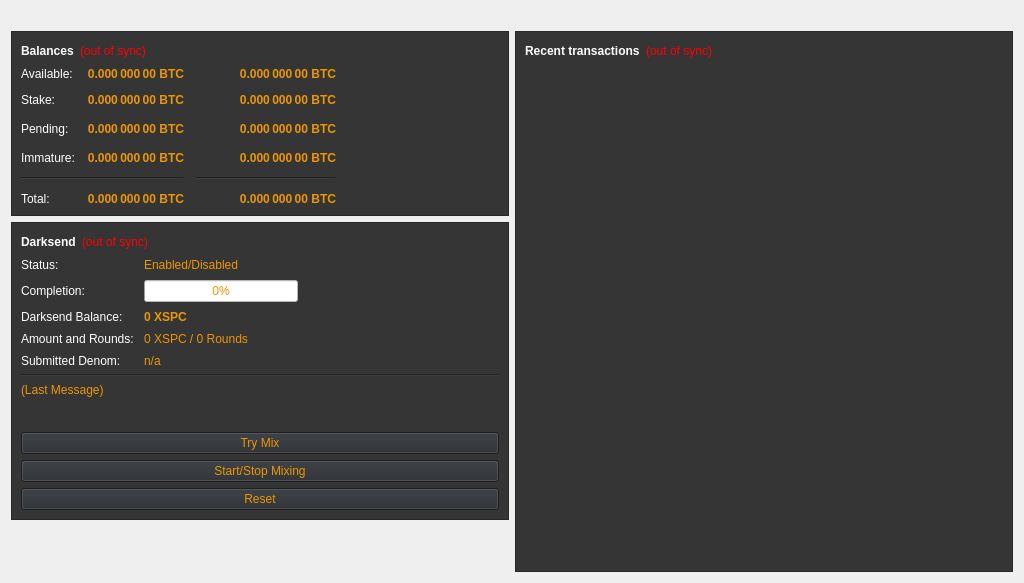
The window that src/qt/forms/overviewpage.ui (SpectreSecurityCoin/SpectreSecurityCoin) describes before a commit, drawn with Qt 5.
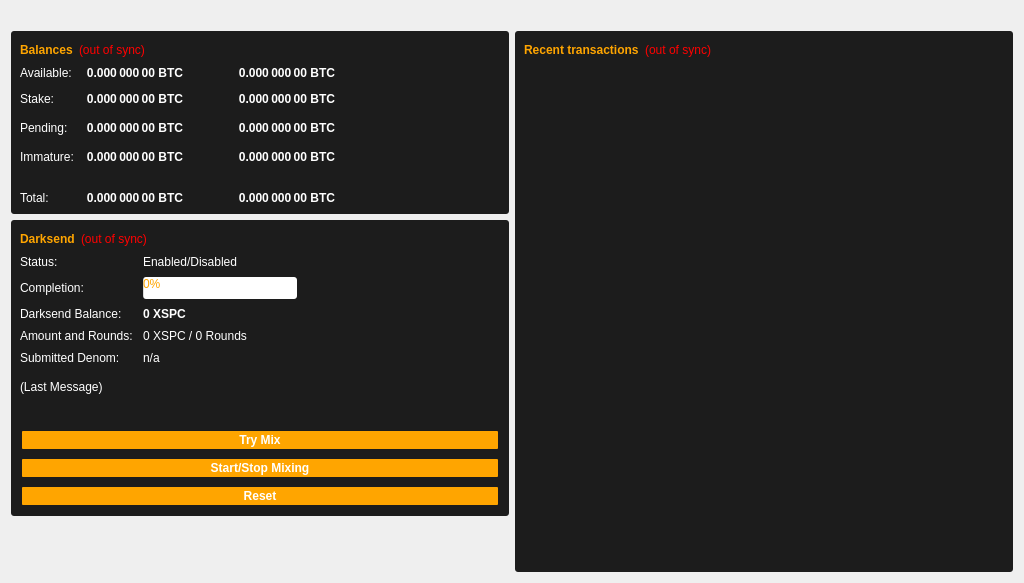
The same window after the commit.

```diff
--- a/src/qt/forms/overviewpage.ui
+++ b/src/qt/forms/overviewpage.ui
@@ -46,8 +46,9 @@
        <item>
         <widget class="QFrame" name="frame">
          <property name="styleSheet">
-          <string notr="true">color: rgb(236, 150, 0);
-background-color: rgb(53, 53, 53);</string>
+          <string notr="true">background-color:rgb(28, 28, 28);
+color: rgb(255, 255, 255);
+border-radius:3px;</string>
          </property>
          <property name="frameShape">
           <enum>QFrame::StyledPanel</enum>
@@ -67,7 +68,9 @@
                </font>
               </property>
               <property name="styleSheet">
-               <string notr="true">color: rgb(255, 255, 255);</string>
+               <string notr="true">color:rgb(255, 165, 0);
+font: 75 11pt &quot;Ubuntu&quot;;
+font-weight:bold;</string>
               </property>
               <property name="text">
                <string>Balances</string>
@@ -83,7 +86,7 @@
                <string>The displayed information may be out of date. Your wallet automatically synchronizes with the SpectreSecurityCoin network after a connection is established, but this process has not completed yet.</string>
               </property>
               <property name="styleSheet">
-               <string notr="true">QLabel { color: red; }</string>
+               <string notr="true">QLabel { color: red; border:none; }</string>
               </property>
               <property name="text">
                <string notr="true">(out of sync)</string>
@@ -171,6 +174,9 @@
               <property name="toolTip">
                <string>Current total balance in watch-only addresses</string>
               </property>
+              <property name="styleSheet">
+               <string notr="true">border:none;</string>
+              </property>
               <property name="text">
                <string notr="true">0.000 000 00 BTC</string>
               </property>
@@ -185,7 +191,7 @@
             <item row="0" column="0">
              <widget class="QLabel" name="labelBalanceText">
               <property name="styleSheet">
-               <string notr="true">color: rgb(255, 255, 255);</string>
+               <string notr="true"/>
               </property>
               <property name="text">
                <string>Available:</string>
@@ -206,6 +212,9 @@
               <property name="toolTip">
                <string>Total of coins that was staked in watch-only addresses, and do not yet count toward the current watch-only balance</string>
               </property>
+              <property name="styleSheet">
+               <string notr="true">border:none;</string>
+              </property>
               <property name="text">
                <string notr="true">0.000 000 00 BTC</string>
               </property>
@@ -220,7 +229,7 @@
             <item row="3" column="0">
              <widget class="QLabel" name="labelImmatureText">
               <property name="styleSheet">
-               <string notr="true">color: rgb(255, 255, 255);</string>
+               <string notr="true"/>
               </property>
               <property name="text">
                <string>Immature:</string>
@@ -229,6 +238,9 @@
             </item>
             <item row="2" column="0">
              <widget class="QLabel" name="labelPendingText">
+              <property name="styleSheet">
+               <string notr="true">border:none;</string>
+              </property>
               <property name="text">
                <string>Pending:</string>
               </property>
@@ -273,6 +285,9 @@
               <property name="toolTip">
                <string>Unconfirmed transactions to watch-only addresses</string>
               </property>
+              <property name="styleSheet">
+               <string notr="true">border:none;</string>
+              </property>
               <property name="text">
                <string notr="true">0.000 000 00 BTC</string>
               </property>
@@ -298,6 +313,9 @@
               <property name="toolTip">
                <string>Your current spendable balance</string>
               </property>
+              <property name="styleSheet">
+               <string notr="true">border:none;</string>
+              </property>
               <property name="text">
                <string notr="true">0.000 000 00 BTC</string>
               </property>
@@ -357,7 +375,7 @@
             <item row="1" column="0">
              <widget class="QLabel" name="label_10">
               <property name="styleSheet">
-               <string notr="true">color: rgb(255, 255, 255);</string>
+               <string notr="true"/>
               </property>
               <property name="text">
                <string>Stake:</string>
@@ -367,7 +385,7 @@
             <item row="2" column="0">
              <widget class="QLabel" name="labelPendingText">
               <property name="styleSheet">
-               <string notr="true">color: rgb(255, 255, 255);</string>
+               <string notr="true"/>
               </property>
               <property name="text">
                <string>Pending:</string>
@@ -388,6 +406,9 @@
               <property name="toolTip">
                <string>Mined balance in watch-only addresses that has not yet matured</string>
               </property>
+              <property name="styleSheet">
+               <string notr="true">border:none;</string>
+              </property>
               <property name="text">
                <string notr="true">0.000 000 00 BTC</string>
               </property>
@@ -402,7 +423,7 @@
             <item row="5" column="0">
              <widget class="QLabel" name="labelTotalText">
               <property name="styleSheet">
-               <string notr="true">color: rgb(255, 255, 255);</string>
+               <string notr="true"/>
               </property>
               <property name="text">
                <string>Total:</string>
@@ -448,6 +469,9 @@
               <property name="toolTip">
                <string>Your current balance in watch-only addresses</string>
               </property>
+              <property name="styleSheet">
+               <string notr="true">border:none;</string>
+              </property>
               <property name="text">
                <string notr="true">0.000 000 00 BTC</string>
               </property>
@@ -482,8 +506,9 @@
           <enum>Qt::LeftToRight</enum>
          </property>
          <property name="styleSheet">
-          <string notr="true">color: rgb(236, 150, 0);
-background-color: rgb(53, 53, 53);</string>
+          <string notr="true">background-color:rgb(28, 28, 28);
+color: rgb(255, 255, 255);
+border-radius:3px;</string>
          </property>
          <property name="frameShape">
           <enum>QFrame::StyledPanel</enum>
@@ -503,7 +528,9 @@
                </font>
               </property>
               <property name="styleSheet">
-               <string notr="true">color: rgb(255, 255, 255);</string>
+               <string notr="true">color:rgb(255, 165, 0);
+font: 75 11pt &quot;Ubuntu&quot;;
+font-weight:bold;</string>
               </property>
               <property name="text">
                <string>Darksend</string>
@@ -555,7 +582,7 @@
             <item row="0" column="0">
              <widget class="QLabel" name="label_6">
               <property name="styleSheet">
-               <string notr="true">color: rgb(255, 255, 255);</string>
+               <string notr="true"/>
               </property>
               <property name="text">
                <string>Status:</string>
@@ -565,7 +592,7 @@
             <item row="1" column="0">
              <widget class="QLabel" name="label_7">
               <property name="styleSheet">
-               <string notr="true">color: rgb(255, 255, 255);</string>
+               <string notr="true"/>
               </property>
               <property name="text">
                <string>Completion:</string>
@@ -581,7 +608,9 @@
                </size>
               </property>
               <property name="styleSheet">
-               <string notr="true">background-color: rgb(255, 255, 255);</string>
+               <string notr="true">background-color: rgb(255, 255, 255);
+color: rgb(255, 165, 0);
+valign:middle;</string>
               </property>
               <property name="value">
                <number>0</number>
@@ -591,7 +620,7 @@
             <item row="3" column="0">
              <widget class="QLabel" name="labelAnonymizedText">
               <property name="styleSheet">
-               <string notr="true">color: rgb(255, 255, 255);</string>
+               <string notr="true"/>
               </property>
               <property name="text">
                <string>Darksend Balance:</string>
@@ -614,7 +643,7 @@
             <item row="4" column="0">
              <widget class="QLabel" name="label_8">
               <property name="styleSheet">
-               <string notr="true">color: rgb(255, 255, 255);</string>
+               <string notr="true"/>
               </property>
               <property name="text">
                <string>Amount and Rounds:</string>
@@ -631,7 +660,7 @@
             <item row="5" column="0">
              <widget class="QLabel" name="label_9">
               <property name="styleSheet">
-               <string notr="true">color: rgb(255, 255, 255);</string>
+               <string notr="true"/>
               </property>
               <property name="text">
                <string>Submitted Denom:</string>
@@ -695,8 +724,12 @@
              <string>Try to manually submit a Darksend request.</string>
             </property>
             <property name="styleSheet">
-             <string notr="true">background-color: rgb(41, 44, 48);
-color: rgb(236, 150, 0);</string>
+             <string notr="true">background-color: rgb(255, 165, 0);
+padding:2px 0px;
+font: 75 10pt &quot;Ubuntu&quot;;
+font-weight:bold;
+border-radius:1px;
+margin:2px;</string>
             </property>
             <property name="text">
              <string>Try Mix</string>
@@ -712,8 +745,12 @@
              </sizepolicy>
             </property>
             <property name="styleSheet">
-             <string notr="true">background-color: rgb(41, 44, 48);
-color: rgb(236, 150, 0);</string>
+             <string notr="true">background-color: rgb(255, 165, 0);
+padding:2px 0px;
+font: 75 10pt &quot;Ubuntu&quot;;
+font-weight:bold;
+border-radius:1px;
+margin:2px;</string>
             </property>
             <property name="text">
              <string>Start/Stop Mixing</string>
@@ -735,8 +772,12 @@
              <bool>false</bool>
             </property>
             <property name="styleSheet">
-             <string notr="true">background-color: rgb(41, 44, 48);
-color: rgb(236, 150, 0);</string>
+             <string notr="true">background-color: rgb(255, 165, 0);
+padding:2px 0px;
+font: 75 10pt &quot;Ubuntu&quot;;
+font-weight:bold;
+border-radius:1px;
+margin:2px;</string>
             </property>
             <property name="text">
              <string>Reset</string>
@@ -769,8 +810,9 @@
        <item>
         <widget class="QFrame" name="frame_2">
          <property name="styleSheet">
-          <string notr="true">background-color: rgb(53, 53, 53);
-color: rgb(236, 150, 0);</string>
+          <string notr="true">background-color:rgb(28, 28, 28);
+color: rgb(255, 255, 255);
+border-radius:3px;</string>
          </property>
          <property name="frameShape">
           <enum>QFrame::StyledPanel</enum>
@@ -790,7 +832,9 @@
                </font>
               </property>
               <property name="styleSheet">
-               <string notr="true">color: rgb(255, 255, 255);</string>
+               <string notr="true">color:rgb(255, 165, 0);
+font: 75 11pt &quot;Ubuntu&quot;;
+font-weight:bold;</string>
               </property>
               <property name="text">
                <string>Recent transactions</string>
@@ -834,7 +878,9 @@
           <item>
            <widget class="QListView" name="listTransactions">
             <property name="styleSheet">
-             <string notr="true">QListView { background: transparent;color: rgb(236, 150, 0);}</string>
+             <string notr="true">QListView { 
+
+}</string>
             </property>
             <property name="frameShape">
              <enum>QFrame::NoFrame</enum>
```
